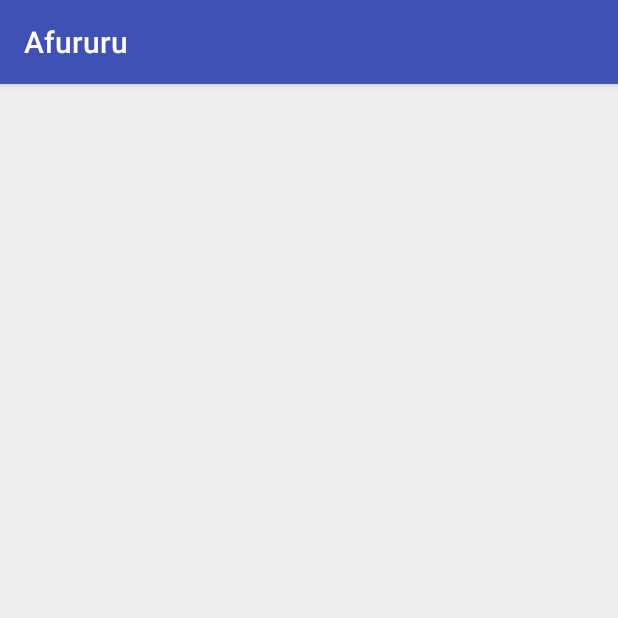
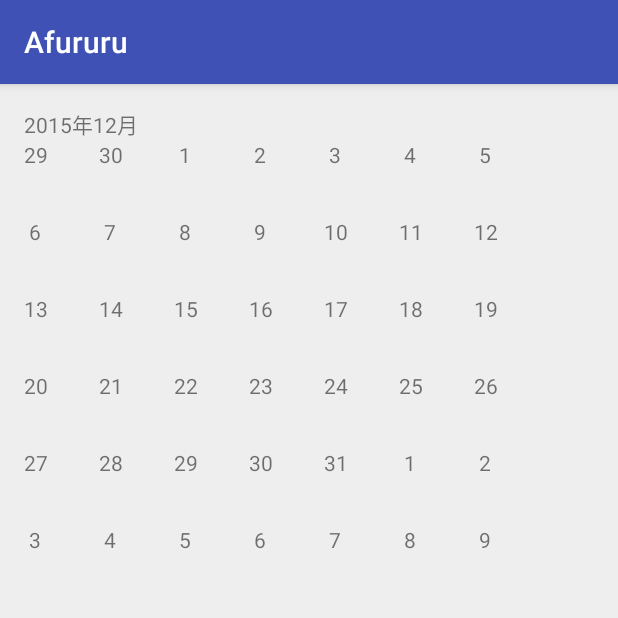
Before and after one commit to Ke4a11/Afururu, an Android app: the MoneyActivity screen opened directly, with no data from a screen before it, on a phone screen of 412 x 824 dp, the top half of it. Run offline under Robolectric (Android 15) with nearby library versions, the phone set to English and light mode, and no system bars.

Commit message:
I've decided to make Activity on Money but I dont make it to anything else as of now.  Some app is have tabs and other activitys, so I also make it why I decided.  マネーにだけアクティビティを持たせることにした。  他のアプリでもそうしていたし、タブの長所であるワンクリックで他の画面移動は回避できない問題だ。

```diff
--- a/app/src/main/AndroidManifest.xml
+++ b/app/src/main/AndroidManifest.xml
@@ -10,7 +10,7 @@
         android:icon="@mipmap/ic_launcher"
         android:label="@string/app_name"
         android:supportsRtl="true"
-        android:theme="@style/AppTheme" >
+        android:theme="@style/AppTheme">
         <activity
             android:name=".TopActivity"
             android:label="@string/app_name"
--- a/app/src/main/java/ke4a11/ecc/ac/jp/afururu/Money/MoneyActivity.java
+++ b/app/src/main/java/ke4a11/ecc/ac/jp/afururu/Money/MoneyActivity.java
@@ -1,16 +1,31 @@
 package ke4a11.ecc.ac.jp.afururu.Money;
 
+import android.support.v4.app.FragmentManager;
+import android.support.v4.app.FragmentTransaction;
 import android.support.v7.app.AppCompatActivity;
 import android.os.Bundle;
 
 //import package
 import ke4a11.ecc.ac.jp.afururu.R;
 
+//共通変数を扱うクラス
 public class MoneyActivity extends AppCompatActivity {
+
 
     @Override
     protected void onCreate(Bundle savedInstanceState) {
         super.onCreate(savedInstanceState);
         setContentView(R.layout.activity_money);
+
+        ToMoney_Calender();
+
+    }
+
+    //added
+    public void ToMoney_Calender(){
+        FragmentManager fm = getSupportFragmentManager();
+        FragmentTransaction ft = fm.beginTransaction();
+        ft.replace(R.id.fragment_money,Money_Calendar.newInstance());
+        ft.commit();
     }
 }
--- /dev/null
+++ b/app/src/main/java/ke4a11/ecc/ac/jp/afururu/Money/Money_Calendar.java
@@ -0,0 +1,143 @@
+package ke4a11.ecc.ac.jp.afururu.Money;
+
+
+import android.os.Bundle;
+import android.support.v4.app.Fragment;
+import android.view.LayoutInflater;
+import android.view.View;
+import android.view.ViewGroup;
+import android.widget.TextView;
+
+import java.util.Calendar;
+
+import ke4a11.ecc.ac.jp.afururu.R;
+
+/**
+ * A simple {@link Fragment} subclass.
+ */
+public class Money_Calendar extends Fragment {
+
+
+    public Money_Calendar() {
+        // Required empty public constructor
+    }
+    public static Money_Calendar newInstance() {
+        Money_Calendar money_calendar = new Money_Calendar();
+
+        return money_calendar;
+    }
+
+
+    @Override
+    public View onCreateView(LayoutInflater inflater, ViewGroup container,
+                             Bundle savedInstanceState) {
+        // Inflate the layout for this fragment
+        View v = inflater.inflate(R.layout.fragment_money_calendar, container, false);
+
+        int showyear;
+        int showmonth;
+        int startDay;
+        int lastDate1;
+        int dayCount;
+        int lastDate2;
+        boolean isStart;
+        boolean isEnd;
+        int[][] calendarMatrix = new int [6][7];
+        int len;
+        String name;
+        int resId;
+
+
+        //初期設定
+        Calendar cal = Calendar.getInstance();
+        showyear = cal.get(Calendar.YEAR);//現在の年を取得
+        showmonth = cal.get(Calendar.MONTH)+1;//現在の月を取得
+
+        int num1 = 0;
+
+        Calendar calendar = Calendar.getInstance();
+        calendar.clear();
+        //年月表示
+        TextView textView = (TextView)v.findViewById(R.id.txYM);
+
+        textView.setText(showyear + "年" + showmonth + "月");
+        //月の初めの曜日を求める
+        calendar.set(showyear, showmonth -1,1); // 引数: 1月: 0, 2月: 1, ...
+        startDay = calendar.get(Calendar.DAY_OF_WEEK);//曜日を取得
+        //今月末の日付を求める
+        calendar.add(Calendar.MONTH,1);
+        calendar.add(Calendar.DATE,-1);
+        lastDate1=calendar.get(Calendar.DATE);//日を取得
+        dayCount=1;
+        //前月末の日付を求める
+        calendar.set(Calendar.DAY_OF_MONTH, 1);
+        calendar.add(Calendar.DATE,-1);
+        lastDate2 = calendar.get(Calendar.DATE);//日を取得
+        //初期値ｾｯﾄ
+        isStart = false;
+        isEnd = false;
+        //前月末の日付用
+        int x = 0;
+        int y = 0;
+        for(int i=0 ; i < 6; i++){
+            for(int j = 0; j < 7; j++){
+                //先頭曜日確認
+                //startDay:日曜日=1, 月曜日=2...
+                if(isStart == false && (startDay -1) ==j){
+                    //日にちのセット開始
+                    isStart = true;
+                    //今月のカレンダーに前月末表示用
+                    y = i;
+                    x = j;
+                    lastDate2 = lastDate2 - (startDay -2);
+                }
+                if(isStart){
+                    //終了日までいったか
+                    calendarMatrix[i][j] = dayCount;
+                    //カウント+1
+                    dayCount++;
+                    //終了確認
+                    if(dayCount > lastDate1){
+                        isEnd = true;
+                        //来月初をセット
+                        dayCount = 1;
+                    }
+                }
+            }
+        }
+        //前月末を改めて挿入
+        for(int i = 0; i <= y; i++){
+            for(int j = 0; j < x; j++){
+                calendarMatrix[i][j] = lastDate2;
+                lastDate2++;
+            }
+        }
+        //TextViewに日付をセット
+        for(int i = 0; i < 6; i++){
+            for(int j = 0; j < 7; j++) {
+                //name = "txDay" + String.valueOf(i) + String.valueOf(j);
+                if(num1 < 10){
+                    name = "txDay0" +String.valueOf(num1);
+                }else{
+                    name = "txDay" +String.valueOf(num1);
+                }
+                num1++;
+
+                resId = getResources().getIdentifier(name, "id", getActivity().getPackageName());
+                TextView textView1 = (TextView)v.findViewById(resId);
+                //
+                len = Integer.toString(calendarMatrix[i][j]).length();
+
+                if (len == 1){
+                    textView1.setText(String.valueOf(String.format("%1$2d",calendarMatrix[i][j]))  + "\n" + "\n");
+                }else{
+                    textView1.setText(String.valueOf(calendarMatrix[i][j])  + "\n" + "\n");
+                }
+            }
+        }
+
+        return v;
+    }
+
+
+}
--- a/app/src/main/java/ke4a11/ecc/ac/jp/afururu/Money/_MoneyTop.java
+++ b/app/src/main/java/ke4a11/ecc/ac/jp/afururu/Money/_MoneyTop.java
@@ -1,7 +1,9 @@
 package ke4a11.ecc.ac.jp.afururu.Money;
 
 
+import android.app.Activity;
 import android.content.Context;
+import android.content.Intent;
 import android.net.ConnectivityManager;
 import android.net.NetworkInfo;
 import android.os.Bundle;
@@ -10,6 +12,7 @@ import android.view.LayoutInflater;
 import android.view.View;
 import android.view.View.OnClickListener;
 import android.view.ViewGroup;
+import android.widget.ImageButton;
 import android.widget.TextView;
 
 import ke4a11.ecc.ac.jp.afururu.R;
@@ -22,9 +25,11 @@ import ke4a11.ecc.ac.jp.afururu.R;
  *  moneySpinerの方で値を変えた時に、一緒にintの値を変えてそれを配列の添字にする？
  */
 public class _MoneyTop extends Fragment {
-
-    private MoneyActivity parent;
+    //どの画面に飛ばすかのフラグ
+    public static int moneyFlg = 0;
+    //各国為替のレート
     private TextView mView;
+    //設定で選択された国
     private String moneySpinner ="gbp";
 
     @Override
@@ -41,23 +46,32 @@ public class _MoneyTop extends Fragment {
             getcsv();
         }
 
+        //ボタン作成
+        ImageButton calenderButton = (ImageButton)view.findViewById(R.id.calenderButton);
+        //ImageButton graphButton =(ImageButton)view.findViewById(R.id.graphButton);
+        //ImageButton exchangeButton =(ImageButton)view.findViewById(R.id.exchangeButton);
+        ImageButton settingButton = (ImageButton)view.findViewById(R.id.settingButton);
+
+        //リスナー設定
+        calenderButton.setOnClickListener(new ChangeView());
+        //graphButton.setOnClickListener(new ChangeView());
+        //exchangeButton.setOnClickListener(new ChangeView());
+        settingButton.setOnClickListener(new ChangeView());
+
         return view;
     }
-/*
+
     //リスナーボタン押下時処理
     class ChangeView implements OnClickListener {
+        Intent i;
         public void onClick(View v){
-            if (v == getView().findViewById(R.id.calenderButton)){
-                parent.ToMoney_Calender();
-                //}else if(v == getView().findViewById(R.id.graphButton)){
-                //    parent.ToMoney_Graph();
-                //}else if(v == getView().findViewById(R.id.exchangeButton)){
-                //    parent.ToMoney_Exchange();
-            }else if (v == getView().findViewById(R.id.settingButton)){
-                parent.ToMoney_Set();
+            if (v == getView().findViewById(R.id.calenderButton)) {
+                moneyFlg = 1;
+                i = new Intent(getActivity().getApplicationContext(),MoneyActivity.class);
+                startActivity(i);
             }
         }
-    }*/
+    }
 
     //ネットに繋がっているかチェックするメソッド
     private boolean netWorkCheck(Context context){
@@ -85,5 +99,4 @@ public class _MoneyTop extends Fragment {
         mView.setText("¥" + data + "/£");
     }
 
-
 }
--- a/app/src/main/java/ke4a11/ecc/ac/jp/afururu/fragmentPagerAdapter.java
+++ b/app/src/main/java/ke4a11/ecc/ac/jp/afururu/fragmentPagerAdapter.java
@@ -9,6 +9,8 @@ import ke4a11.ecc.ac.jp.afururu.English._EnglishTop;
 import ke4a11.ecc.ac.jp.afururu.Money._MoneyTop;
 
 public class fragmentPagerAdapter extends FragmentPagerAdapter {
+    //タブ名配列
+    private final String[] tabname = {"Money","English","Map","Setting"};
 
     //コンストラクタ
     public fragmentPagerAdapter(FragmentManager fm) {
@@ -26,13 +28,15 @@ public class fragmentPagerAdapter extends FragmentPagerAdapter {
         return null;
     }
 
+    //タブの数をセット
     @Override
     public int getCount() {
-        //タブの数をセット
         return 2;
     }
+
+    //タブ名セット
     @Override
     public CharSequence getPageTitle(int position){
-        return "ページ"+(position+1);
+        return tabname[position];
     }
 }
--- a/app/src/main/res/layout/activity_money.xml
+++ b/app/src/main/res/layout/activity_money.xml
@@ -1,10 +1,15 @@
 <?xml version="1.0" encoding="utf-8"?>
-<RelativeLayout xmlns:android="http://schemas.android.com/apk/res/android"
+<FrameLayout xmlns:android="http://schemas.android.com/apk/res/android"
     xmlns:tools="http://schemas.android.com/tools" android:layout_width="match_parent"
     android:layout_height="match_parent" android:paddingLeft="@dimen/activity_horizontal_margin"
     android:paddingRight="@dimen/activity_horizontal_margin"
     android:paddingTop="@dimen/activity_vertical_margin"
     android:paddingBottom="@dimen/activity_vertical_margin"
+    android:id="@+id/fragment_money"
     tools:context="ke4a11.ecc.ac.jp.afururu.Money.MoneyActivity">
-
-</RelativeLayout>
+<!--
+    <RelativeLayout xmlns:android="http://schemas.android.com/apk/res/android"
+        xmlns:tools="http://schemas.android.com/tools"
+        android:id="@+id/fragment_money"
+        android:layout_width="match_parent" android:layout_height="match_parent"/>-->
+</FrameLayout>
--- /dev/null
+++ b/app/src/main/res/layout/fragment_money_calendar.xml
@@ -0,0 +1,304 @@
+<LinearLayout
+    xmlns:android="http://schemas.android.com/apk/res/android"
+    xmlns:tools="http://schemas.android.com/tools"
+    android:layout_width="match_parent"
+    android:layout_height="match_parent"
+    android:orientation="vertical"
+    tools:context="ke4a11.ecc.ac.jp.afururu.Money.Money_Calendar">
+
+    <TextView
+        android:layout_height="wrap_content"
+        android:id="@+id/txYM"
+        android:layout_width="match_parent"
+        android:layout_gravity="center_horizontal" />
+    <!--6行7列のテーブル状
+        5行にすると、表示されない部分の出てきてしまう場合があるため
+        一つのテキストビューは横の大きさを指定しているためタブレットなどの表示では小さくなる-->
+    <TableLayout
+        android:layout_width="match_parent"
+        android:layout_height="match_parent"
+        android:layout_gravity="right|top">
+        <!--1行目-->
+        <TableRow
+            android:layout_width="match_parent"
+            android:layout_height="match_parent">
+            <TextView
+                android:layout_width="50dp"
+                android:layout_height="wrap_content"
+                android:text="1"
+                android:id="@+id/txDay00"
+                android:layout_column="1" />
+            <TextView
+                android:layout_width="50dp"
+                android:layout_height="wrap_content"
+                android:text=""
+                android:id="@+id/txDay01"
+                android:layout_column="1" />
+            <TextView
+                android:layout_width="50dp"
+                android:layout_height="wrap_content"
+                android:text=""
+                android:id="@+id/txDay02"
+                android:layout_column="1" />
+            <TextView
+                android:layout_width="50dp"
+                android:layout_height="wrap_content"
+                android:text=""
+                android:id="@+id/txDay03"
+                android:layout_column="1" />
+            <TextView
+                android:layout_width="50dp"
+                android:layout_height="wrap_content"
+                android:text=""
+                android:id="@+id/txDay04"
+                android:layout_column="1" />
+            <TextView
+                android:layout_width="50dp"
+                android:layout_height="wrap_content"
+                android:text=""
+                android:id="@+id/txDay05"
+                android:layout_column="1" />
+            <TextView
+                android:layout_width="50dp"
+                android:layout_height="wrap_content"
+                android:text=""
+                android:id="@+id/txDay06"
+                android:layout_column="1" />
+            </TableRow>
+        <!--2行目-->
+        <TableRow
+            android:layout_width="match_parent"
+            android:layout_height="match_parent">
+            <TextView
+                android:layout_width="50dp"
+                android:layout_height="wrap_content"
+                android:text="2"
+                android:id="@+id/txDay07"
+                android:layout_column="1" />
+            <TextView
+                android:layout_width="50dp"
+                android:layout_height="wrap_content"
+                android:text=""
+                android:id="@+id/txDay08"
+                android:layout_column="1" />
+            <TextView
+                android:layout_width="50dp"
+                android:layout_height="wrap_content"
+                android:text=""
+                android:id="@+id/txDay09"
+                android:layout_column="1" />
+            <TextView
+                android:layout_width="50dp"
+                android:layout_height="wrap_content"
+                android:text=""
+                android:id="@+id/txDay10"
+                android:layout_column="1" />
+            <TextView
+                android:layout_width="50dp"
+                android:layout_height="wrap_content"
+                android:id="@+id/txDay11"
+                android:layout_column="1" />
+            <TextView
+                android:layout_width="50dp"
+                android:layout_height="wrap_content"
+                android:text=""
+                android:id="@+id/txDay12"
+                android:layout_column="1" />
+            <TextView
+                android:layout_width="50dp"
+                android:layout_height="wrap_content"
+                android:text=""
+                android:id="@+id/txDay13"
+                android:layout_column="1" />
+            </TableRow>
+        <!--3行目-->
+        <TableRow
+            android:layout_width="match_parent"
+            android:layout_height="match_parent">
+            <TextView
+                android:layout_width="50dp"
+                android:layout_height="wrap_content"
+                android:text="3"
+                android:id="@+id/txDay14"
+                android:layout_column="1" />
+            <TextView
+                android:layout_width="50dp"
+                android:layout_height="wrap_content"
+                android:text=""
+                android:id="@+id/txDay15"
+                android:layout_column="1" />
+            <TextView
+                android:layout_width="50dp"
+                android:layout_height="wrap_content"
+                android:text=""
+                android:id="@+id/txDay16"
+                android:layout_column="1" />
+            <TextView
+                android:layout_width="50dp"
+                android:layout_height="wrap_content"
+                android:text=""
+                android:id="@+id/txDay17"
+                android:layout_column="1" />
+            <TextView
+                android:layout_width="50dp"
+                android:layout_height="wrap_content"
+                android:text=""
+                android:id="@+id/txDay18"
+                android:layout_column="1" />
+            <TextView
+                android:layout_width="50dp"
+                android:layout_height="wrap_content"
+                android:text=""
+                android:id="@+id/txDay19"
+                android:layout_column="1" />
+            <TextView
+                android:layout_width="50dp"
+                android:layout_height="wrap_content"
+                android:text=""
+                android:id="@+id/txDay20"
+                android:layout_column="1" />
+        </TableRow>
+        <!--4行目-->
+        <TableRow
+            android:layout_width="match_parent"
+            android:layout_height="match_parent">
+            <TextView
+                android:layout_width="50dp"
+                android:layout_height="wrap_content"
+                android:text="4"
+                android:id="@+id/txDay21"
+                android:layout_column="1" />
+            <TextView
+                android:layout_width="50dp"
+                android:layout_height="wrap_content"
+                android:text=""
+                android:id="@+id/txDay22"
+                android:layout_column="1" />
+            <TextView
+                android:layout_width="50dp"
+                android:layout_height="wrap_content"
+                android:text=""
+                android:id="@+id/txDay23"
+                android:layout_column="1" />
+            <TextView
+                android:layout_width="50dp"
+                android:layout_height="wrap_content"
+                android:text=""
+                android:id="@+id/txDay24"
+                android:layout_column="1" />
+            <TextView
+                android:layout_width="50dp"
+                android:layout_height="wrap_content"
+                android:text=""
+                android:id="@+id/txDay25"
+                android:layout_column="1" />
+            <TextView
+                android:layout_width="50dp"
+                android:layout_height="wrap_content"
+                android:text=""
+                android:id="@+id/txDay26"
+                android:layout_column="1" />
+            <TextView
+                android:layout_width="50dp"
+                android:layout_height="wrap_content"
+                android:text=""
+                android:id="@+id/txDay27"
+                android:layout_column="1" />
+        </TableRow>
+        <!--5行目-->
+        <TableRow
+            android:layout_width="match_parent"
+            android:layout_height="match_parent">
+            <TextView
+                android:layout_width="50dp"
+                android:layout_height="wrap_content"
+                android:text="5"
+                android:id="@+id/txDay28"
+                android:layout_column="1" />
+            <TextView
+                android:layout_width="50dp"
+                android:layout_height="wrap_content"
+                android:text=""
+                android:id="@+id/txDay29"
+                android:layout_column="1" />
+            <TextView
+                android:layout_width="50dp"
+                android:layout_height="wrap_content"
+                android:text=""
+                android:id="@+id/txDay30"
+                android:layout_column="1" />
+            <TextView
+                android:layout_width="50dp"
+                android:layout_height="wrap_content"
+                android:text=""
+                android:id="@+id/txDay31"
+                android:layout_column="1" />
+            <TextView
+                android:layout_width="50dp"
+                android:layout_height="wrap_content"
+                android:text=""
+                android:id="@+id/txDay32"
+                android:layout_column="1" />
+            <TextView
+                android:layout_width="50dp"
+                android:layout_height="wrap_content"
+                android:text=""
+                android:id="@+id/txDay33"
+                android:layout_column="1" />
+            <TextView
+                android:layout_width="50dp"
+                android:layout_height="wrap_content"
+                android:text=""
+                android:id="@+id/txDay34"
+                android:layout_column="1" />
+            </TableRow>
+        <!--6行目-->
+        <TableRow
+            android:layout_width="match_parent"
+            android:layout_height="match_parent">
+            <TextView
+                android:layout_width="50dp"
+                android:layout_height="wrap_content"
+                android:text="6"
+                android:id="@+id/txDay35"
+                android:layout_column="1" />
+            <TextView
+                android:layout_width="50dp"
+                android:layout_height="wrap_content"
+                android:text=""
+                android:id="@+id/txDay36"
+                android:layout_column="1" />
+            <TextView
+                android:layout_width="50dp"
+                android:layout_height="wrap_content"
+                android:text=""
+                android:id="@+id/txDay37"
+                android:layout_column="1" />
+            <TextView
+                android:layout_width="50dp"
+                android:layout_height="wrap_content"
+                android:text=""
+                android:id="@+id/txDay38"
+                android:layout_column="1" />
+            <TextView
+                android:layout_width="50dp"
+                android:layout_height="wrap_content"
+                android:text=""
+                android:id="@+id/txDay39"
+                android:layout_column="1" />
+            <TextView
+                android:layout_width="50dp"
+                android:layout_height="wrap_content"
+                android:text=""
+                android:id="@+id/txDay40"
+                android:layout_column="1" />
+            <TextView
+                android:layout_width="50dp"
+                android:layout_height="wrap_content"
+                android:text=""
+                android:id="@+id/txDay41"
+                android:layout_column="1" />
+            </TableRow>
+        </TableLayout>
+
+</LinearLayout>
```
